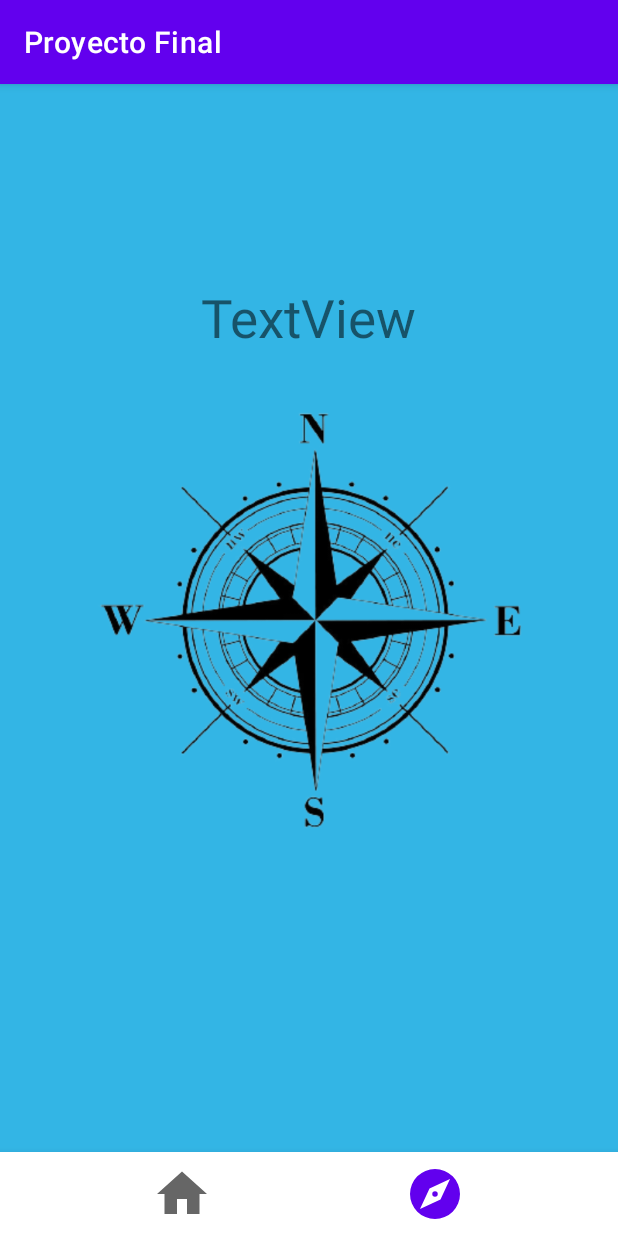
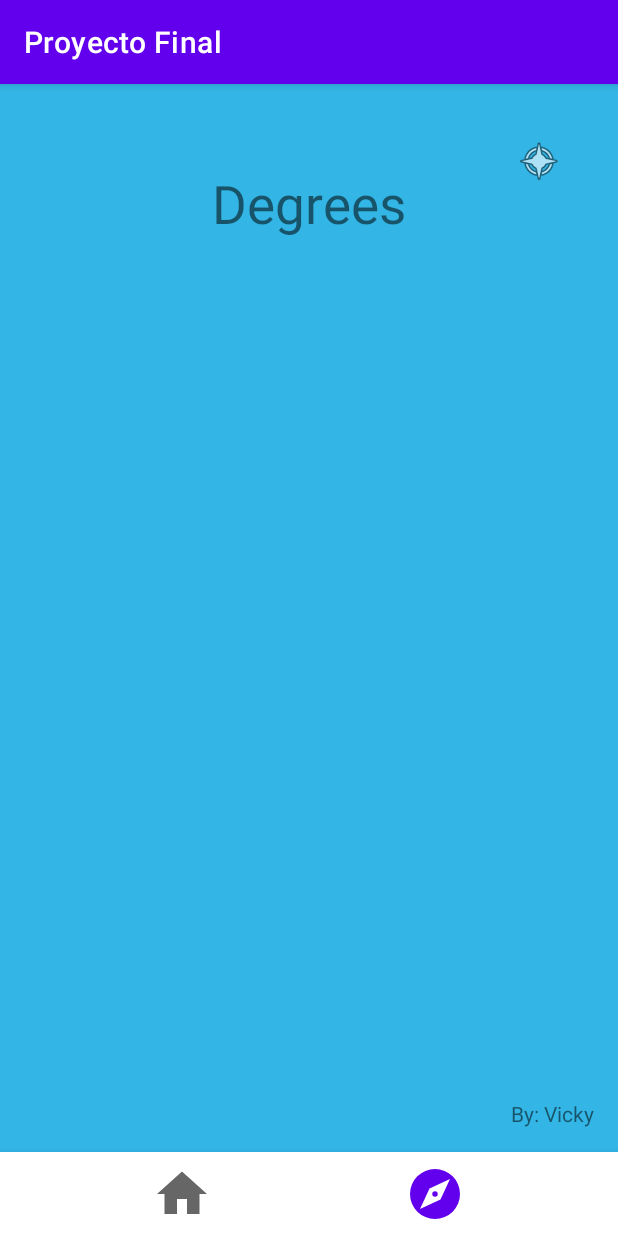
Before and after one commit to VpVoid/proyecto_final, an Android app: the screen it shows after launch (MainActivity), item 2 of the bottom bar chosen, on a phone screen of 412 x 824 dp. Run offline under Robolectric (Android 15) with nearby library versions, the phone set to English and light mode, and no system bars.

Commit message:
Cambios de Brujulas

```diff
--- a/app/src/main/java/com/example/proyectofinal/compass_fragment.java
+++ b/app/src/main/java/com/example/proyectofinal/compass_fragment.java
@@ -13,6 +13,7 @@ import android.view.View;
 import android.view.ViewGroup;
 import android.view.animation.Animation;
 import android.view.animation.RotateAnimation;
+import android.widget.ImageButton;
 import android.widget.ImageView;
 import android.widget.TextView;
 
@@ -24,8 +25,9 @@ import org.w3c.dom.Text;
 
 public class compass_fragment extends Fragment implements SensorEventListener {
 
-    private ImageView imageView;
+    private ImageView imageView, imageView2, imageView3, imageView4;
     private TextView textView;
+    private ImageButton imageButton;
 
     private SensorManager sensorManager;
     private Sensor accelerometerSensor, magnetometerSensor;
@@ -49,7 +51,12 @@ public class compass_fragment extends Fragment implements SensorEventListener {
                 false);
 
         imageView = rootView.findViewById(R.id.brujula1);
+        imageView2 = rootView.findViewById(R.id.brujula2);
+        imageView3 = rootView.findViewById(R.id.brujula3);
+        imageView4 = rootView.findViewById(R.id.brujula4);
+
         textView = rootView.findViewById(R.id.textView);
+        imageButton = rootView.findViewById(R.id.change);
 
         sensorManager = (SensorManager) getActivity().getSystemService(Context.SENSOR_SERVICE);
         accelerometerSensor = sensorManager.getDefaultSensor(Sensor.TYPE_ACCELEROMETER);
@@ -71,7 +78,7 @@ public class compass_fragment extends Fragment implements SensorEventListener {
         }
 
         if(isLastAccelerometerArrayCopied && isLastMagnetometerArrayCopied && System.currentTimeMillis() - lastUpdatedTime > 250){
-            SensorManager.getRotationMatrix(rotationMatrix, null,lastAccelerometer,lastMagnetometer);
+            SensorManager.getRotationMatrix(rotationMatrix, null,lastAccelerometer, lastMagnetometer);
             SensorManager.getOrientation(rotationMatrix, orientation);
 
             float azimuthInRadians = orientation[0];
@@ -81,6 +88,9 @@ public class compass_fragment extends Fragment implements SensorEventListener {
             rotateAnimation.setDuration(250);
             rotateAnimation.setFillAfter(true);
             imageView.startAnimation(rotateAnimation);
+            imageView2.startAnimation(rotateAnimation);
+            imageView3.startAnimation(rotateAnimation);
+            imageView4.startAnimation(rotateAnimation);
 
             currentDegree = -azimuthInDegree;
             lastUpdatedTime = System.currentTimeMillis();
--- a/app/src/main/res/layout/fragment_compass.xml
+++ b/app/src/main/res/layout/fragment_compass.xml
@@ -14,6 +14,23 @@
         android:layout_marginTop="11dp"
         android:layout_marginEnd="10dp"
         android:layout_marginBottom="11dp"
+        android:visibility="invisible"
+        app:layout_constraintBottom_toBottomOf="parent"
+        app:layout_constraintEnd_toEndOf="parent"
+        app:layout_constraintStart_toStartOf="parent"
+        app:layout_constraintTop_toTopOf="parent"
+        app:layout_constraintVertical_bias="0.497"
+        app:srcCompat="@drawable/brujula1" />
+
+    <ImageView
+        android:id="@+id/brujula2"
+        android:layout_width="283dp"
+        android:layout_height="482dp"
+        android:layout_marginStart="10dp"
+        android:layout_marginTop="11dp"
+        android:layout_marginEnd="10dp"
+        android:layout_marginBottom="11dp"
+        android:visibility="invisible"
         app:layout_constraintBottom_toBottomOf="parent"
         app:layout_constraintEnd_toEndOf="parent"
         app:layout_constraintStart_toStartOf="parent"
@@ -26,12 +43,58 @@
         android:layout_width="wrap_content"
         android:layout_height="wrap_content"
         android:layout_marginStart="120dp"
-        android:layout_marginTop="132dp"
+        android:layout_marginTop="56dp"
         android:layout_marginEnd="120dp"
-        android:text="TextView"
+        android:text="Degrees"
         android:textSize="35sp"
         app:layout_constraintEnd_toEndOf="parent"
         app:layout_constraintStart_toStartOf="parent"
         app:layout_constraintTop_toTopOf="parent" />
 
+    <ImageButton
+        android:id="@+id/change"
+        android:layout_width="50dp"
+        android:layout_height="46dp"
+        android:layout_marginTop="28dp"
+        android:layout_marginEnd="28dp"
+        android:background="@android:color/holo_blue_light"
+        app:layout_constraintEnd_toEndOf="parent"
+        app:layout_constraintTop_toTopOf="parent"
+        app:srcCompat="@android:drawable/ic_menu_compass" />
+
+    <ImageView
+        android:id="@+id/brujula3"
+        android:layout_width="328dp"
+        android:layout_height="394dp"
+        android:visibility="invisible"
+        app:layout_constraintBottom_toBottomOf="parent"
+        app:layout_constraintEnd_toEndOf="parent"
+        app:layout_constraintHorizontal_bias="0.493"
+        app:layout_constraintStart_toStartOf="parent"
+        app:layout_constraintTop_toTopOf="parent"
+        app:layout_constraintVertical_bias="0.498"
+        app:srcCompat="@drawable/prueba" />
+
+    <ImageView
+        android:id="@+id/brujula4"
+        android:layout_width="287dp"
+        android:layout_height="368dp"
+        android:visibility="invisible"
+        app:layout_constraintBottom_toBottomOf="parent"
+        app:layout_constraintEnd_toEndOf="parent"
+        app:layout_constraintStart_toStartOf="parent"
+        app:layout_constraintTop_toTopOf="parent"
+        app:layout_constraintVertical_bias="0.573"
+        app:srcCompat="@drawable/c3" />
+
+    <TextView
+        android:id="@+id/textView2"
+        android:layout_width="wrap_content"
+        android:layout_height="wrap_content"
+        android:layout_marginEnd="16dp"
+        android:layout_marginBottom="16dp"
+        android:text="By: Vicky"
+        app:layout_constraintBottom_toBottomOf="parent"
+        app:layout_constraintEnd_toEndOf="parent" />
+
 </androidx.constraintlayout.widget.ConstraintLayout>
```
Also changed, not shown: app/src/main/res/drawable-v24/c3.png (added), app/src/main/res/drawable-v24/prueba.png (added).
